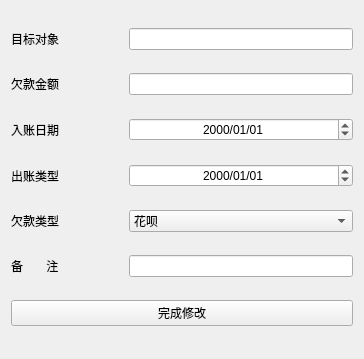
Above: updateTodo.ui from Sisyphean-a/BillTrack before the change. Below: the same form after it.
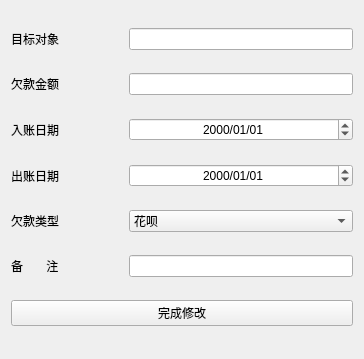
That is the form after the change.

The edit to the form file:
```diff
--- a/updateTodo.ui
+++ b/updateTodo.ui
@@ -77,7 +77,7 @@
      <item>
       <widget class="QLabel" name="label_7">
        <property name="text">
-        <string>出账类型</string>
+        <string>出账日期</string>
        </property>
       </widget>
      </item>
```
Left out of the diff: 5 changed lines with no effect on the pictures.
